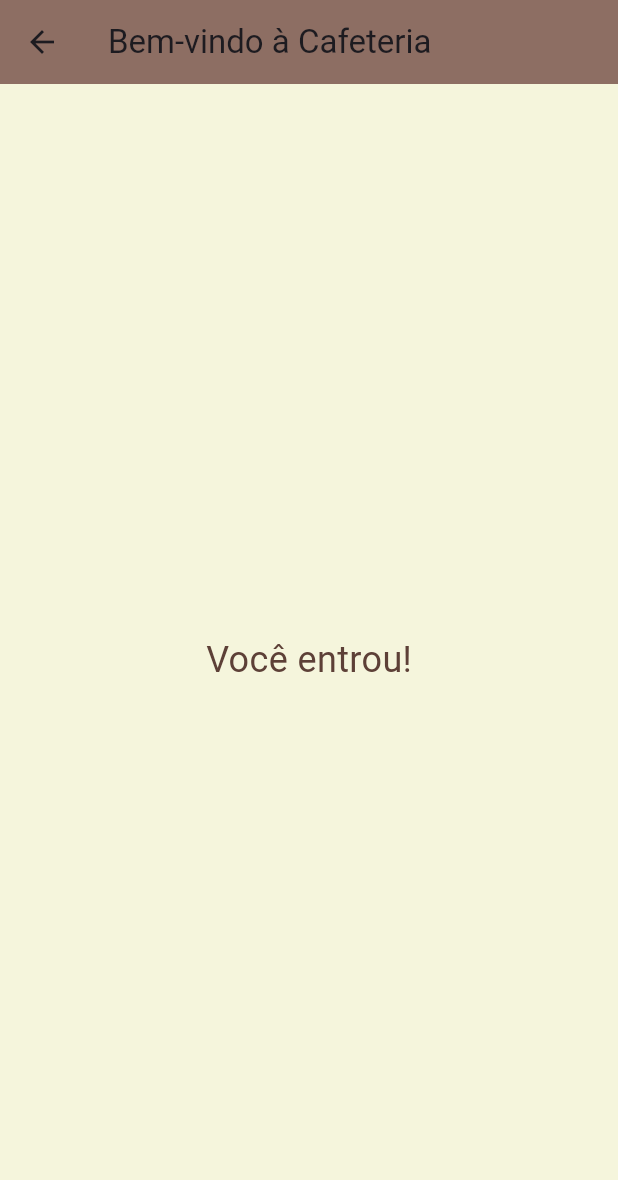
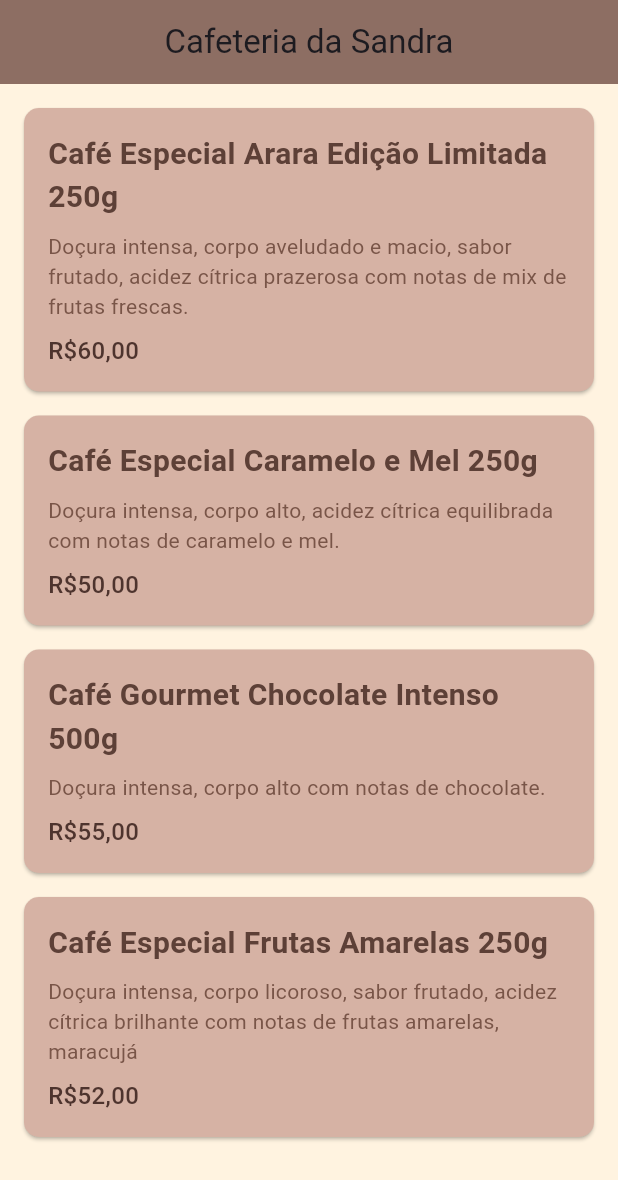
Before and after one commit to VitoriaGrizotto/app_cafeteria, a Flutter app: the HomeCafeteria screen opened directly, on a phone screen of 412 x 824 dp. Shown: the top 1180 px of the screen. Run offline on Flutter 3.47's test engine with Material 3 defaults, Android fonts, the phone set to English and light mode, and no system bars.

Commit message:
segundo commit

```diff
--- /dev/null
+++ b/lib/HomeCafeteria.dart
@@ -0,0 +1,91 @@
+import 'package:flutter/material.dart';
+
+class HomeCafeteria extends StatelessWidget {
+  final List<Map<String, dynamic>> produtos = [
+    {
+      'Nome': 'Café Especial Arara Edição Limitada 250g',
+      'Sensorial': 'Doçura intensa, corpo aveludado e macio, sabor frutado, acidez cítrica prazerosa com notas de mix de frutas frescas.',
+      'Preco': 'R\$60,00'
+    },
+
+    {
+      'Nome': 'Café Especial Caramelo e Mel 250g',
+      'Sensorial': 'Doçura intensa, corpo alto, acidez cítrica equilibrada com notas de caramelo e mel.',
+      'Preco': 'R\$50,00'
+    },
+
+    {
+      'Nome': 'Café Gourmet Chocolate Intenso 500g',
+      'Sensorial': 'Doçura intensa, corpo alto com notas de chocolate.',
+      'Preco': 'R\$55,00'
+
+    },
+
+    {
+      'Nome' : 'Café Especial Frutas Amarelas 250g',
+      'Sensorial' : 'Doçura intensa, corpo licoroso, sabor frutado, acidez cítrica brilhante com notas de frutas amarelas, maracujá',
+      'Preco' : 'R\$52,00'
+
+    },
+
+  ];
+
+  @override
+  Widget build(BuildContext context) {
+    return Scaffold(
+      backgroundColor: const Color(0xFFFFF3E0),
+      appBar: AppBar(
+        title: const Text('Cafeteria da Sandra'),
+        backgroundColor: const Color (0xFF8D6E63),
+        centerTitle: true,
+      ),
+      body: Padding(
+        padding: const EdgeInsets.all(16),
+        child: ListView.builder(
+          itemCount: produtos.length,
+          itemBuilder: (context, index) {
+            final produto = produtos[index];
+            return Card(
+              color: const Color.fromARGB(255, 214, 178, 164),
+              margin: const EdgeInsets.only(bottom: 16),
+              shape: RoundedRectangleBorder(
+                borderRadius: BorderRadius.circular(10),
+
+              ),
+            child: Padding(
+                padding: const EdgeInsets.all(16),
+                child: Column(
+                  crossAxisAlignment: CrossAxisAlignment.start,
+                  children: [
+                    Text(
+                      produto['Nome'],
+                      style: const TextStyle(
+                        fontSize: 20,
+                        fontWeight: FontWeight.bold,
+                        color: Color(0xFF5D4037),
+                      ),
+                    ),
+                    const SizedBox(height: 8),
+                    Text(
+                      produto['Sensorial'],
+                      style: const TextStyle(color: Color(0xFF795548)),
+                    ),
+                    const SizedBox(height: 8),
+                    Text(
+                      produto['Preco'],
+                      style: const TextStyle(
+                        fontSize: 16,
+                        fontWeight: FontWeight.w500,
+                        color: Color(0xFF4E342E),
+                      ),
+                    ),
+                  ],
+                ),
+              ),
+            );
+          },
+        ),
+      ),
+    );
+  }
+}
--- a/lib/home.dart
+++ /dev/null
@@ -1,19 +0,0 @@
-// Substitua por sua tela principal após o login
-class HomeCafeteria extends StatelessWidget {
-  @override
-  Widget build(BuildContext context) {
-    return Scaffold(
-      backgroundColor: Color(0xFFF5F5DC),
-      appBar: AppBar(
-        title: Text('Bem-vindo à Cafeteria'),
-        backgroundColor: Color(0xFF8D6E63),
-      ),
-      body: Center(
-        child: Text(
-          'Você entrou!',
-          style: TextStyle(fontSize: 24, color: Color(0xFF5D4037)),
-        ),
-      ),
-    );
-  }
-}
```
Also changed, not shown: lib/main.dart (+35 -6 lines), lib/detalhesProdutos.dart (added), 1 other file.
